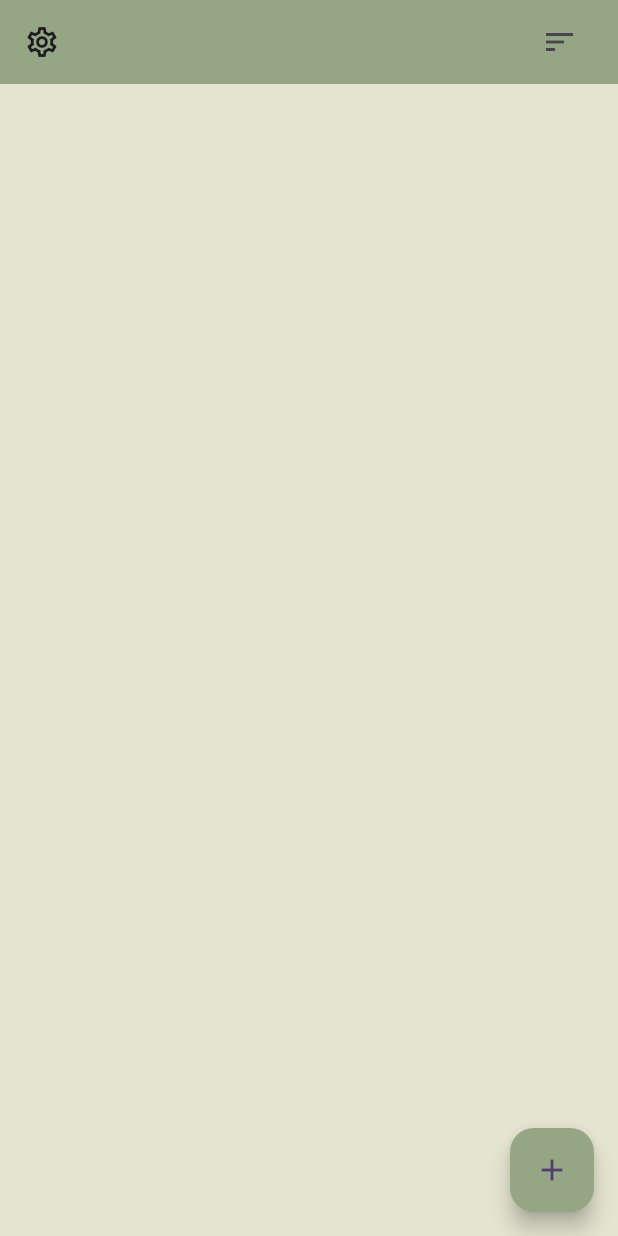
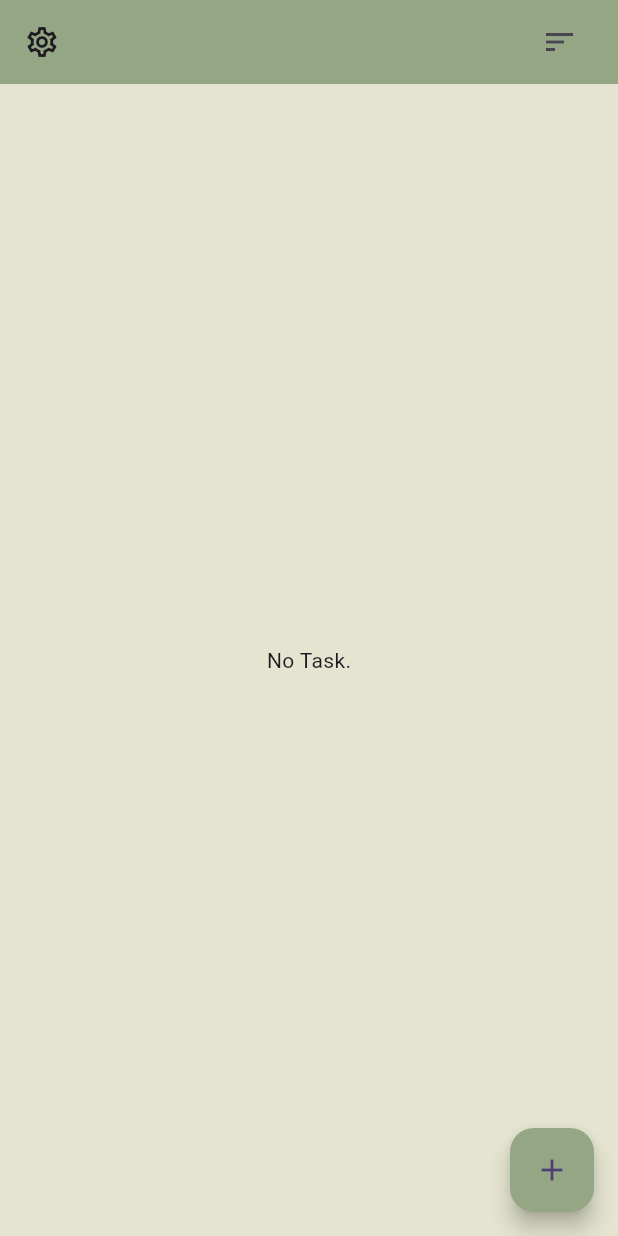
Before and after one commit to ten66/simple_todo_app, a Flutter app: the screen it shows after launch, on a phone screen of 412 x 824 dp. Run offline on Flutter 3.47's test engine with Material 2 defaults, Android fonts, the phone set to English and light mode, and no system bars.

Commit message:
style: #3 taskListにデータがあるか無いかで画面描画を変更する

```diff
--- a/lib/pages/home_page.dart
+++ b/lib/pages/home_page.dart
@@ -25,10 +25,13 @@ class _HomePageState extends State<HomePage> {
 
   // taskListにtaskを追加する処理
   void addNewTask() {
+    // textfieldが空欄かどうか
+    if (_controller.text != '') {
       setState(() {
         taskList.add([_controller.text, false]);
         _controller.clear();
       });
+    }
     Navigator.pop(context, 'Add');
   }
 
@@ -50,11 +53,10 @@ class _HomePageState extends State<HomePage> {
           const SizedBox(width: 15),
         ],
       ),
-      // タスクデータがない時用の画面
-      // body: const Center(
-      //   child: Text('No Task!!'),
-      // ),
-      body: Padding(
+      // taskListにデータがあるか無いかで画面描画を変更する
+      body: Visibility(
+        visible: taskList.isEmpty,
+        replacement: Padding(
           padding: const EdgeInsets.symmetric(horizontal: 20),
           child: ListView.builder(
             itemCount: taskList.length,
@@ -65,6 +67,10 @@ class _HomePageState extends State<HomePage> {
             ),
           ),
         ),
+        child: const Center(
+          child: Text('No Task.'),
+        ),
+      ),
       floatingActionButton: AddTaskButton(
         controller: _controller,
         onAdd: addNewTask,
```
Lines whose indentation alone changed are shown as unchanged.
